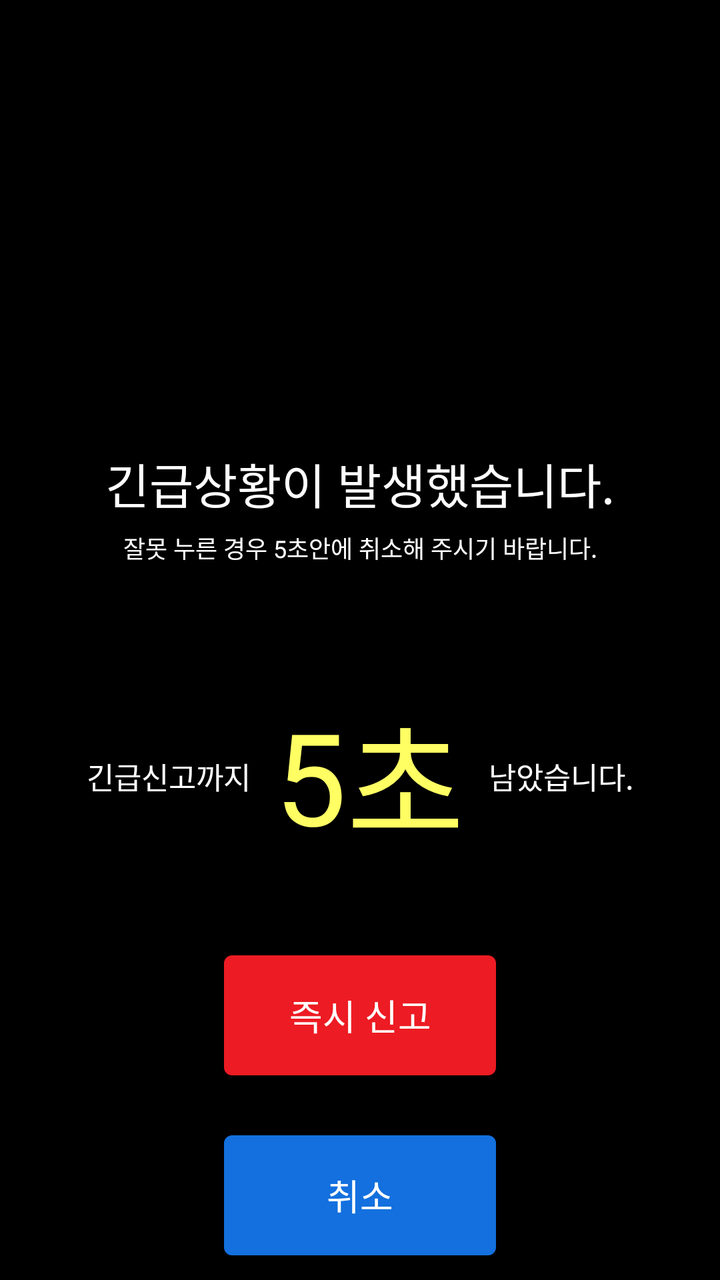
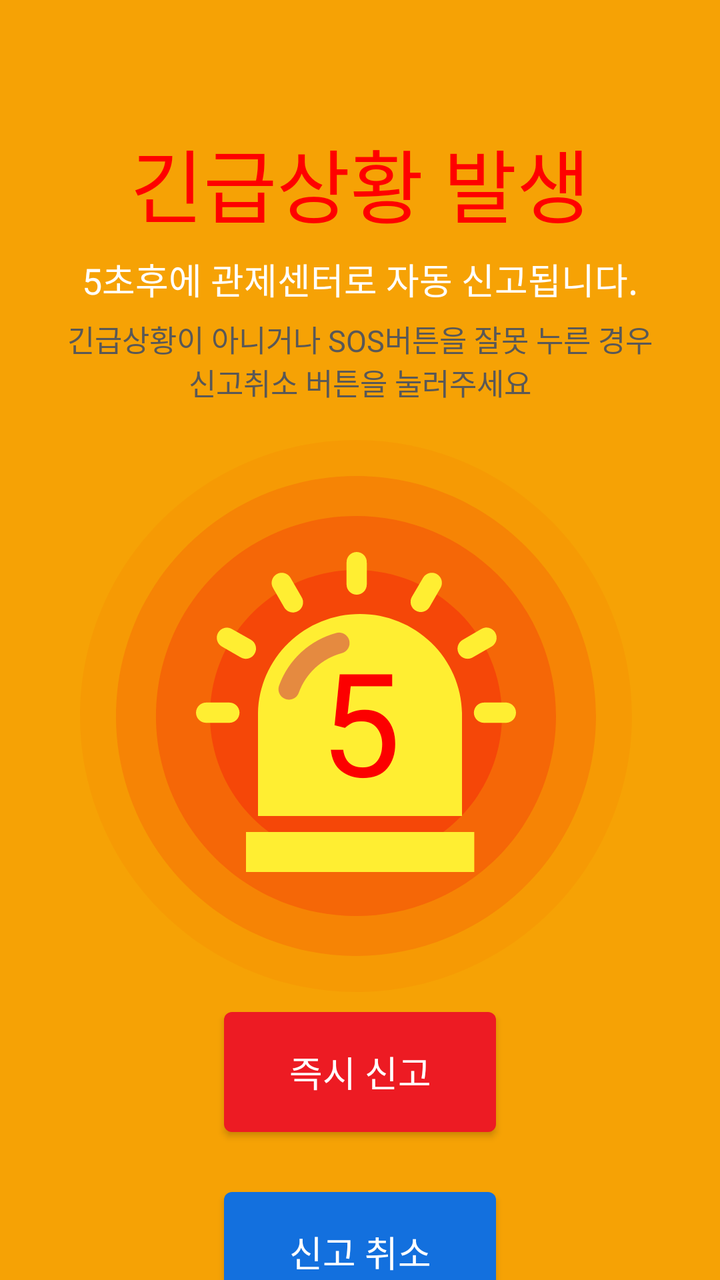

An Android layout rendered at two revisions. The XML below is the earlier revision; the diff shows what the commit changed to produce the second picture.
<!-- AndroidManifest.xml: application theme Theme.GaboBell -->
<!-- res/layout/activity_report.xml -->
<?xml version="1.0" encoding="utf-8"?>
<androidx.constraintlayout.widget.ConstraintLayout xmlns:android="http://schemas.android.com/apk/res/android"
    xmlns:app="http://schemas.android.com/apk/res-auto"
    android:layout_width="match_parent"
    android:layout_height="match_parent"
    android:background="@color/black">

    <TextView
        android:id="@+id/tv_title"
        style="@style/AnsimTextView.Bold.White"
        android:layout_width="wrap_content"
        android:layout_height="wrap_content"
        android:layout_marginTop="224dp"
        android:text="긴급상황이 발생했습니다."
        android:textSize="24sp"
        app:layout_constraintEnd_toEndOf="parent"
        app:layout_constraintStart_toStartOf="parent"
        app:layout_constraintTop_toTopOf="parent" />

    <TextView
        android:id="@+id/tv_subtitle"
        style="@style/AnsimTextView.Bold.White"
        android:layout_width="wrap_content"
        android:layout_height="wrap_content"
        android:layout_marginTop="6dp"
        android:text="잘못 누른 경우 5초안에 취소해 주시기 바랍니다."
        android:textSize="12sp"
        app:layout_constraintEnd_toEndOf="parent"
        app:layout_constraintStart_toStartOf="parent"
        app:layout_constraintTop_toBottomOf="@id/tv_title" />

    <LinearLayout
        android:id="@+id/tv_content"
        android:layout_width="wrap_content"
        android:layout_height="wrap_content"
        android:layout_marginTop="59dp"
        android:gravity="center"
        android:orientation="horizontal"
        app:layout_constraintEnd_toEndOf="parent"
        app:layout_constraintStart_toStartOf="parent"
        app:layout_constraintTop_toBottomOf="@id/tv_subtitle">

        <TextView
            style="@style/AnsimTextView.Bold.White"
            android:layout_width="wrap_content"
            android:layout_height="wrap_content"
            android:text="긴급신고까지"
            android:textSize="15sp" />

        <TextView
            android:id="@+id/report_counter"
            style="@style/AnsimTextView.Bold"
            android:layout_width="wrap_content"
            android:layout_height="wrap_content"
            android:layout_marginStart="12dp"
            android:text="5"
            android:textColor="#FFFF64"
            android:textSize="64sp" />

        <TextView
            style="@style/AnsimTextView.Bold"
            android:layout_width="wrap_content"
            android:layout_height="wrap_content"
            android:layout_marginEnd="12dp"
            android:text="초"
            android:textColor="#FFFF64"
            android:textSize="64sp" />

        <TextView
            style="@style/AnsimTextView.Bold.White"
            android:layout_width="wrap_content"
            android:layout_height="wrap_content"
            android:text="남았습니다."
            android:textSize="15sp" />

    </LinearLayout>

    <Button
        android:id="@+id/btn_report"
        style="@style/AnsimButton.Pop.Red"
        android:layout_width="136dp"
        android:layout_height="60dp"
        android:layout_marginTop="43dp"
        android:text="즉시 신고"
        app:layout_constraintEnd_toEndOf="parent"
        app:layout_constraintStart_toStartOf="parent"
        app:layout_constraintTop_toBottomOf="@id/tv_content" />

    <Button
        android:id="@+id/btn_cancellations"
        style="@style/AnsimButton.Pop.Blue"
        android:layout_width="136dp"
        android:layout_height="60dp"
        android:layout_marginTop="30dp"
        android:text="취소"
        app:layout_constraintEnd_toEndOf="parent"
        app:layout_constraintStart_toStartOf="parent"
        app:layout_constraintTop_toBottomOf="@id/btn_report" />

</androidx.constraintlayout.widget.ConstraintLayout>
<!-- resources referenced by this layout -->
<resources>
  <color name="black">#FF000000</color>
  <style name="AnsimButton.Pop.Blue" parent="AnsimButton">
          <item name="android:textSize">18sp</item>
          <item name="android:background">@drawable/btn_ansim_pop_blue_selector</item>
      </style>
  <style name="AnsimButton.Pop.Red" parent="AnsimButton">
          <item name="android:textSize">18sp</item>
          <item name="android:background">@drawable/btn_ansim_pop_red_selector</item>
      </style>
  <style name="AnsimTextView.Bold" parent="AnsimTextView">
          <item name="android:fontFamily">@font/roboto_bold</item>
      </style>
  <style name="AnsimTextView.Bold.White" parent="AnsimTextView.Bold">
          <item name="android:textColor">@color/white</item>
      </style>
  <style name="Theme.GaboBell" parent="Base.Theme.GaboBell" />
  <style name="AnsimButton">
          <item name="android:textColor">@color/white</item>
          <item name="android:fontFamily">@font/roboto_bold</item>
          <item name="android:gravity">center</item>
      </style>
  <!-- drawable btn_ansim_pop_blue_selector (drawable) -->
  <?xml version="1.0" encoding="utf-8"?>
  <selector xmlns:android="http://schemas.android.com/apk/res/android">
      <item android:state_pressed="true" android:drawable="@drawable/btn_ansim_pop_blue_press"  />
      <item android:drawable="@drawable/btn_ansim_pop_blue_normal"/>
  </selector>
  <!-- drawable btn_ansim_pop_red_selector (drawable) -->
  <?xml version="1.0" encoding="utf-8"?>
  <selector xmlns:android="http://schemas.android.com/apk/res/android">
      <item android:state_pressed="true" android:drawable="@drawable/btn_ansim_pop_red_press"  />
      <item android:drawable="@drawable/btn_ansim_pop_red_normal"/>
  </selector>
  <style name="AnsimTextView" parent="@android:style/Widget.TextView">
          <item name="android:textColor">@color/black</item>
      </style>
  <color name="white">#FFFFFFFF</color>
  <style name="Base.Theme.GaboBell" parent="Theme.AppCompat.Light.NoActionBar">
          
          
      </style>
  <!-- drawable btn_ansim_pop_blue_press (drawable) -->
  <?xml version="1.0" encoding="utf-8"?>
  <shape xmlns:android="http://schemas.android.com/apk/res/android"
      android:shape="rectangle">
      <solid android:color="@color/btn_confirm_pressed"/>
      <corners android:radius="4dp"/>
  </shape>
  <!-- drawable btn_ansim_pop_blue_normal (drawable) -->
  <?xml version="1.0" encoding="utf-8"?>
  <shape xmlns:android="http://schemas.android.com/apk/res/android"
      android:shape="rectangle">
      <solid android:color="@color/btn_confirm_normal"/>
      <corners android:radius="4dp"/>
  </shape>
  <!-- drawable btn_ansim_pop_red_press (drawable) -->
  <?xml version="1.0" encoding="utf-8"?>
  <shape xmlns:android="http://schemas.android.com/apk/res/android"
      android:shape="rectangle">
      <solid android:color="@color/btn_emergency_pressed"/>
      <corners android:radius="4dp"/>
  </shape>
  <!-- drawable btn_ansim_pop_red_normal (drawable) -->
  <?xml version="1.0" encoding="utf-8"?>
  <shape xmlns:android="http://schemas.android.com/apk/res/android"
      android:shape="rectangle">
      <solid android:color="@color/btn_emergency_normal"/>
      <corners android:radius="4dp"/>
  </shape>
  <color name="btn_confirm_pressed">#094A99</color>
  <color name="btn_confirm_normal">#1370DE</color>
  <color name="btn_emergency_pressed">#B51319</color>
  <color name="btn_emergency_normal">#ED1B23</color>
</resources>

<!-- the commit's change to res/layout/activity_report.xml (unified diff, before → after) -->
@@ -3,16 +3,17 @@
     xmlns:app="http://schemas.android.com/apk/res-auto"
     android:layout_width="match_parent"
     android:layout_height="match_parent"
-    android:background="@color/black">
+    android:background="#F6A205">
 
     <TextView
         android:id="@+id/tv_title"
         style="@style/AnsimTextView.Bold.White"
         android:layout_width="wrap_content"
         android:layout_height="wrap_content"
-        android:layout_marginTop="224dp"
-        android:text="긴급상황이 발생했습니다."
-        android:textSize="24sp"
+        android:layout_marginTop="62dp"
+        android:text="긴급상황 발생"
+        android:textColor="#FF0000"
+        android:textSize="40sp"
         app:layout_constraintEnd_toEndOf="parent"
         app:layout_constraintStart_toStartOf="parent"
         app:layout_constraintTop_toTopOf="parent" />
@@ -23,64 +24,73 @@
         android:layout_width="wrap_content"
         android:layout_height="wrap_content"
         android:layout_marginTop="6dp"
-        android:text="잘못 누른 경우 5초안에 취소해 주시기 바랍니다."
-        android:textSize="12sp"
+        android:text="5초후에 관제센터로 자동 신고됩니다."
+        android:textColor="#FFFFFF"
+        android:textSize="18sp"
         app:layout_constraintEnd_toEndOf="parent"
         app:layout_constraintStart_toStartOf="parent"
         app:layout_constraintTop_toBottomOf="@id/tv_title" />
 
-    <LinearLayout
+    <TextView
+        android:id="@+id/tv_notice"
+        style="@style/AnsimTextView.Bold.White"
+        android:layout_width="wrap_content"
+        android:layout_height="wrap_content"
+        android:layout_marginTop="6dp"
+        android:gravity="center"
+        android:text="긴급상황이 아니거나 SOS버튼을 잘못 누른 경우\n신고취소 버튼을 눌러주세요"
+        android:textColor="#595857"
+        android:textSize="15sp"
+        app:layout_constraintEnd_toEndOf="parent"
+        app:layout_constraintStart_toStartOf="parent"
+        app:layout_constraintTop_toBottomOf="@id/tv_subtitle" />
+
+    <androidx.constraintlayout.widget.ConstraintLayout
         android:id="@+id/tv_content"
         android:layout_width="wrap_content"
         android:layout_height="wrap_content"
-        android:layout_marginTop="59dp"
+        android:layout_marginTop="14dp"
         android:gravity="center"
         android:orientation="horizontal"
         app:layout_constraintEnd_toEndOf="parent"
         app:layout_constraintStart_toStartOf="parent"
-        app:layout_constraintTop_toBottomOf="@id/tv_subtitle">
+        app:layout_constraintTop_toBottomOf="@id/tv_notice">
 
-        <TextView
-            style="@style/AnsimTextView.Bold.White"
-            android:layout_width="wrap_content"
-            android:layout_height="wrap_content"
-            android:text="긴급신고까지"
-            android:textSize="15sp" />
+        <ImageView
+            android:layout_width="280dp"
+            android:layout_height="280dp"
+            android:src="@drawable/report_bg"
+            app:layout_constraintBottom_toBottomOf="parent"
+            app:layout_constraintEnd_toEndOf="parent"
+            app:layout_constraintStart_toStartOf="parent"
+            app:layout_constraintTop_toTopOf="parent" />
 
         <TextView
             android:id="@+id/report_counter"
             style="@style/AnsimTextView.Bold"
             android:layout_width="wrap_content"
             android:layout_height="wrap_content"
-            android:layout_marginStart="12dp"
+            android:layout_centerInParent="true"
+            android:layout_marginTop="8dp"
             android:text="5"
-            android:textColor="#FFFF64"
-            android:textSize="64sp" />
+            android:textColor="#FC0000"
+            android:textSize="72sp"
+            app:layout_constraintBottom_toBottomOf="parent"
+            app:layout_constraintEnd_toEndOf="parent"
+            app:layout_constraintStart_toStartOf="parent"
+            app:layout_constraintTop_toTopOf="parent" />
 
-        <TextView
-            style="@style/AnsimTextView.Bold"
-            android:layout_width="wrap_content"
-            android:layout_height="wrap_content"
-            android:layout_marginEnd="12dp"
-            android:text="초"
-            android:textColor="#FFFF64"
-            android:textSize="64sp" />
 
-        <TextView
-            style="@style/AnsimTextView.Bold.White"
-            android:layout_width="wrap_content"
-            android:layout_height="wrap_content"
-            android:text="남았습니다."
-            android:textSize="15sp" />
+        
 
-    </LinearLayout>
+    </androidx.constraintlayout.widget.ConstraintLayout>
 
     <Button
         android:id="@+id/btn_report"
         style="@style/AnsimButton.Pop.Red"
         android:layout_width="136dp"
         android:layout_height="60dp"
-        android:layout_marginTop="43dp"
+        android:layout_marginTop="10dp"
         android:text="즉시 신고"
         app:layout_constraintEnd_toEndOf="parent"
         app:layout_constraintStart_toStartOf="parent"
@@ -92,7 +102,7 @@
         android:layout_width="136dp"
         android:layout_height="60dp"
         android:layout_marginTop="30dp"
-        android:text="취소"
+        android:text="신고 취소"
         app:layout_constraintEnd_toEndOf="parent"
         app:layout_constraintStart_toStartOf="parent"
         app:layout_constraintTop_toBottomOf="@id/btn_report" />
<!-- resource entries referenced after the edit -->
@@ -1,5 +1,6 @@
 <!-- resources referenced by this layout -->
 <resources>
+  <!-- drawable report_bg: vector/xml drawable (drawable, 8020 chars, omitted) -->
   <color name="black">#FF000000</color>
   <style name="AnsimButton.Pop.Blue" parent="AnsimButton">
           <item name="android:textSize">18sp</item>
